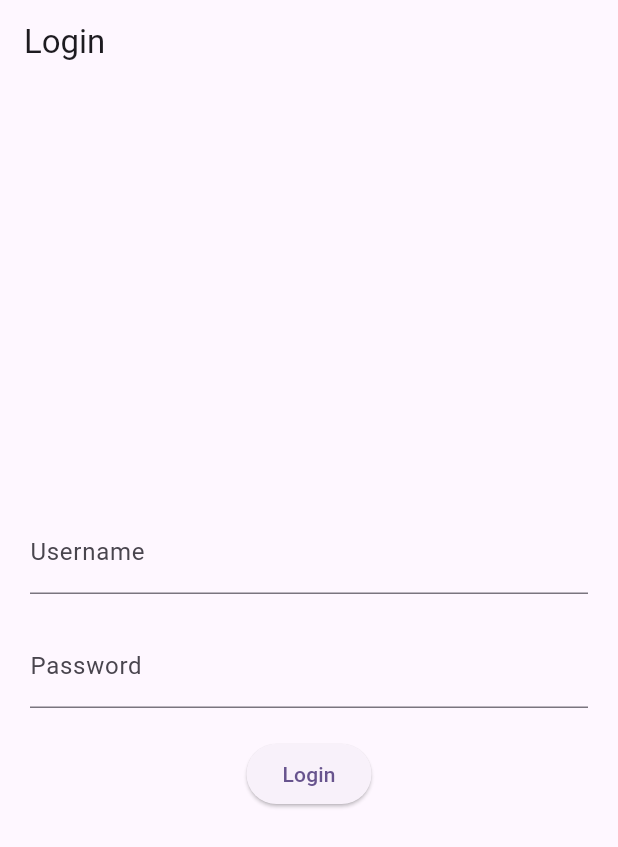
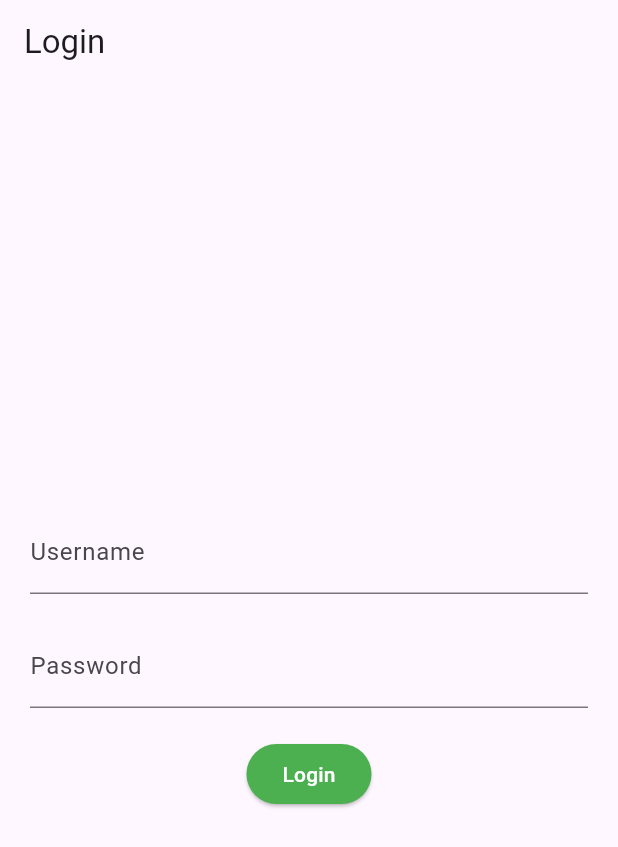
Before and after one commit to ahmaddioxide/ppocket-admin, a Flutter app: the screen it shows after launch, on a phone screen of 412 x 824 dp. Shown: the top 847 px of the screen. Run offline on Flutter 3.47's test engine with Material 3 defaults, Android fonts, the phone set to English and light mode, and no system bars; our stand-ins replace auto_size_text, cloud_firestore, file_picker, firebase_core, firebase_storage, get and 1 more; accounts and stored records are empty.

Commit message:
update login screen

```diff
--- a/lib/screens/login/login_screen.dart
+++ b/lib/screens/login/login_screen.dart
@@ -27,7 +27,7 @@ class _LoginPageState extends State<LoginPage> {
             if (username == 'admin') {
               return BugReportScreen();
             } else {
-              return QrGenerationScreen();
+              return const QrGenerationScreen();
             }
           },
         ),
@@ -45,7 +45,7 @@ class _LoginPageState extends State<LoginPage> {
   Widget build(BuildContext context) {
     return Scaffold(
       appBar: AppBar(
-        title: Text('Login'),
+        title: const Text('Login'),
       ),
       body: Padding(
         padding: const EdgeInsets.all(20.0),
@@ -54,22 +54,26 @@ class _LoginPageState extends State<LoginPage> {
           children: <Widget>[
             TextField(
               controller: _usernameController,
-              decoration: InputDecoration(
+              decoration: const InputDecoration(
                 labelText: 'Username',
               ),
             ),
-            SizedBox(height: 20.0),
+            const SizedBox(height: 20.0),
             TextField(
               controller: _passwordController,
               obscureText: true,
-              decoration: InputDecoration(
+              decoration: const InputDecoration(
                 labelText: 'Password',
               ),
             ),
-            SizedBox(height: 20.0),
+            const SizedBox(height: 20.0),
             ElevatedButton(
+              style: ElevatedButton.styleFrom(
+                backgroundColor: Colors.green,
+              ),
               onPressed: _login,
-              child: Text('Login'),
+              child: const Text('Login',
+              style: TextStyle(color: Colors.white)),
             ),
           ],
         ),
```
